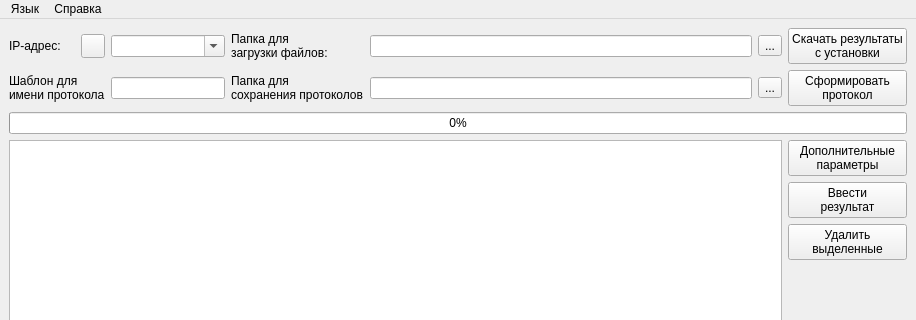
Qt form ui/mainwindow.ui (irsural/upms_1v_pc_python) before a commit; both pictures show x 0 to 916 and y 0 to 320 of the 916 by 640 pixel window.
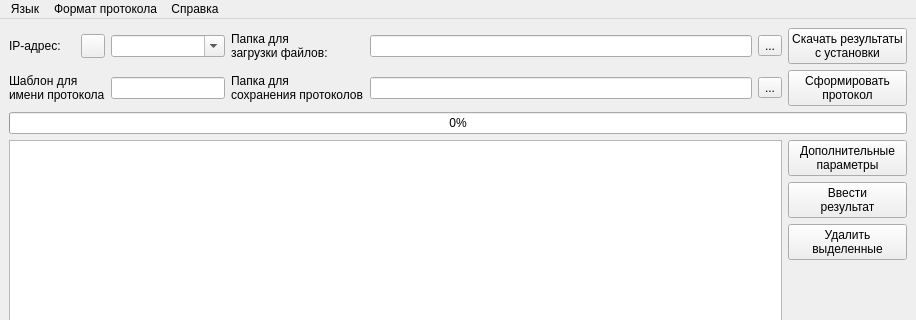
The same form after that commit. Icons and pictures are not drawn.

Commit message: Сделал абстракцию для генерации протокола

The edit to the form file:
```diff
--- a/ui/mainwindow.ui
+++ b/ui/mainwindow.ui
@@ -333,7 +333,15 @@
     <addaction name="russian_language_action"/>
     <addaction name="english_language_action"/>
    </widget>
+   <widget class="QMenu" name="menu_3">
+    <property name="title">
+     <string>Формат протокола</string>
+    </property>
+    <addaction name="excel_protocol_checkbox"/>
+    <addaction name="calc_protocol_checkbox"/>
+   </widget>
    <addaction name="menu_2"/>
+   <addaction name="menu_3"/>
    <addaction name="menu"/>
   </widget>
   <action name="open_about_action">
```
Left out of the diff: 284 changed lines with no effect on the pictures. The commit also changes 9 other files.
